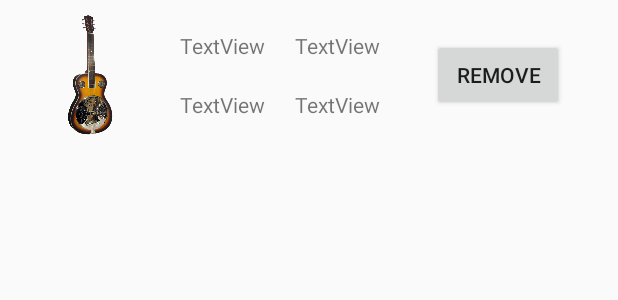
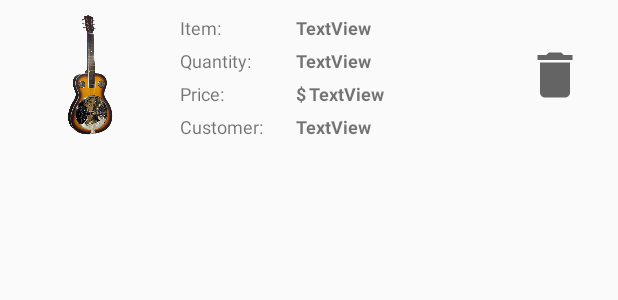
Before and after one commit to mmh-dev/Musical_Instruments_Shop, an Android app: the layout list_item.xml on its own in the app's theme, with its tools: preview values and no code run, on a phone screen of 412 x 824 dp. Shown: the top 300 px of the screen. Run offline under Robolectric (Android 15) with nearby library versions, the phone set to English and light mode, and no system bars.

Commit message:
final v.1.0

```diff
--- /dev/null
+++ b/app/src/main/res/drawable/ic_baseline_delete_24.xml
@@ -0,0 +1,10 @@
+<vector xmlns:android="http://schemas.android.com/apk/res/android"
+    android:width="40dp"
+    android:height="40dp"
+    android:viewportWidth="24"
+    android:viewportHeight="24"
+    android:tint="?attr/colorControlNormal">
+  <path
+      android:fillColor="@android:color/white"
+      android:pathData="M6,19c0,1.1 0.9,2 2,2h8c1.1,0 2,-0.9 2,-2V7H6v12zM19,4h-3.5l-1,-1h-5l-1,1H5v2h14V4z"/>
+</vector>
--- a/app/src/main/res/layout/list_item.xml
+++ b/app/src/main/res/layout/list_item.xml
@@ -19,48 +19,104 @@
         android:id="@+id/tvItemName"
         android:layout_width="wrap_content"
         android:layout_height="wrap_content"
-        android:layout_marginStart="20dp"
+        android:layout_marginStart="50dp"
         android:text="TextView"
-        app:layout_constraintBottom_toTopOf="@+id/tvItemQuantity"
-        app:layout_constraintStart_toEndOf="@+id/ItemImage"
-        app:layout_constraintTop_toTopOf="parent" />
+        android:textSize="12sp"
+        android:textStyle="bold"
+        app:layout_constraintBaseline_toBaselineOf="@+id/textView2"
+        app:layout_constraintStart_toEndOf="@+id/textView2" />
 
     <TextView
         android:id="@+id/tvItemQuantity"
         android:layout_width="wrap_content"
         android:layout_height="wrap_content"
         android:text="TextView"
-        app:layout_constraintBottom_toBottomOf="parent"
-        app:layout_constraintStart_toStartOf="@+id/tvItemName"
-        app:layout_constraintTop_toBottomOf="@+id/tvItemName" />
+        android:textSize="12sp"
+        android:textStyle="bold"
+        app:layout_constraintBaseline_toBaselineOf="@+id/textView3"
+        app:layout_constraintStart_toStartOf="@+id/tvItemName" />
 
     <TextView
         android:id="@+id/tvItemUser"
         android:layout_width="wrap_content"
         android:layout_height="wrap_content"
-        android:layout_marginStart="20dp"
         android:text="TextView"
-        app:layout_constraintBottom_toTopOf="@+id/tvItemPrice"
-        app:layout_constraintStart_toEndOf="@+id/tvItemName"
-        app:layout_constraintTop_toTopOf="parent" />
+        android:textSize="12sp"
+        android:textStyle="bold"
+        app:layout_constraintBaseline_toBaselineOf="@+id/textView5"
+        app:layout_constraintStart_toStartOf="@+id/textView6" />
 
     <TextView
         android:id="@+id/tvItemPrice"
         android:layout_width="wrap_content"
         android:layout_height="wrap_content"
+        android:layout_marginStart="2dp"
         android:text="TextView"
-        app:layout_constraintBottom_toBottomOf="parent"
-        app:layout_constraintStart_toStartOf="@+id/tvItemUser"
-        app:layout_constraintTop_toBottomOf="@+id/tvItemUser" />
+        android:textSize="12sp"
+        android:textStyle="bold"
+        app:layout_constraintBaseline_toBaselineOf="@+id/textView4"
+        app:layout_constraintStart_toEndOf="@+id/textView6" />
 
-    <Button
+    <ImageButton
         android:id="@+id/button"
         android:layout_width="wrap_content"
         android:layout_height="wrap_content"
-        android:layout_marginEnd="36dp"
-        android:text="Remove"
+        android:layout_marginStart="250dp"
+        android:background="#00FFFFFF"
+        android:src="@drawable/ic_baseline_delete_24"
         app:layout_constraintBottom_toBottomOf="parent"
-        app:layout_constraintEnd_toEndOf="parent"
+        app:layout_constraintStart_toEndOf="@+id/ItemImage"
         app:layout_constraintTop_toTopOf="parent" />
 
+    <TextView
+        android:id="@+id/textView2"
+        android:layout_width="wrap_content"
+        android:layout_height="wrap_content"
+        android:layout_marginStart="20dp"
+        android:layout_marginTop="10dp"
+        android:text="Item:"
+        android:textSize="12sp"
+        app:layout_constraintStart_toEndOf="@+id/ItemImage"
+        app:layout_constraintTop_toTopOf="parent" />
+
+    <TextView
+        android:id="@+id/textView3"
+        android:layout_width="wrap_content"
+        android:layout_height="wrap_content"
+        android:layout_marginTop="5dp"
+        android:text="Quantity:"
+        android:textSize="12sp"
+        app:layout_constraintStart_toStartOf="@+id/textView2"
+        app:layout_constraintTop_toBottomOf="@+id/textView2" />
+
+    <TextView
+        android:id="@+id/textView4"
+        android:layout_width="wrap_content"
+        android:layout_height="wrap_content"
+        android:layout_marginTop="5dp"
+        android:text="Price:"
+        android:textSize="12sp"
+        app:layout_constraintStart_toStartOf="@+id/textView3"
+        app:layout_constraintTop_toBottomOf="@+id/textView3" />
+
+    <TextView
+        android:id="@+id/textView5"
+        android:layout_width="wrap_content"
+        android:layout_height="wrap_content"
+        android:layout_marginTop="5dp"
+        android:text="Customer:"
+        android:textSize="12sp"
+        app:layout_constraintStart_toStartOf="@+id/textView4"
+        app:layout_constraintTop_toBottomOf="@+id/textView4" />
+
+    <TextView
+        android:id="@+id/textView6"
+        android:layout_width="wrap_content"
+        android:layout_height="wrap_content"
+        android:text="$"
+        android:textSize="12sp"
+        android:textStyle="bold"
+        app:layout_constraintBaseline_toBaselineOf="@+id/textView4"
+        app:layout_constraintStart_toStartOf="@+id/tvItemQuantity" />
+
 </androidx.constraintlayout.widget.ConstraintLayout>
```
Also changed, not shown: app/src/main/java/com/example/musicalinstrumentsshop/MainActivity.java (+18 -4 lines), app/src/main/java/com/example/musicalinstrumentsshop/OrderActivity.java (+37 -2 lines), app/src/main/res/layout/activity_order.xml (+13 -0 lines).
